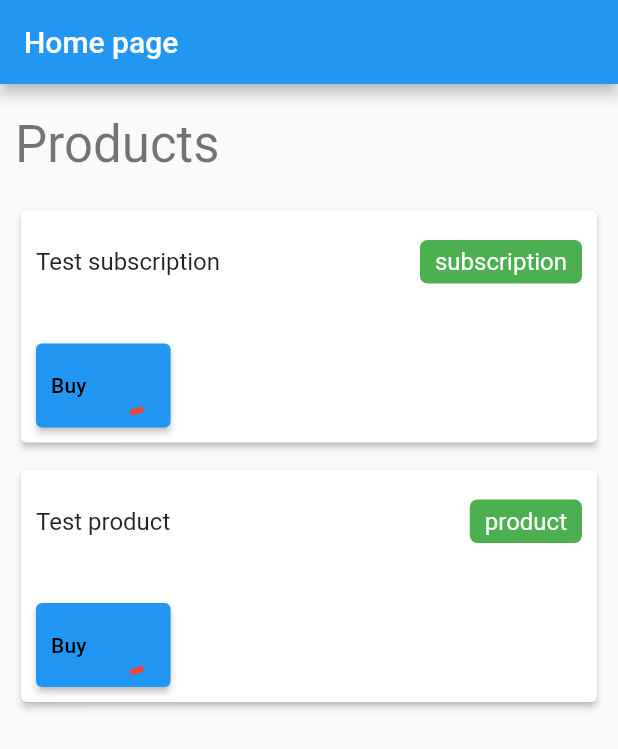
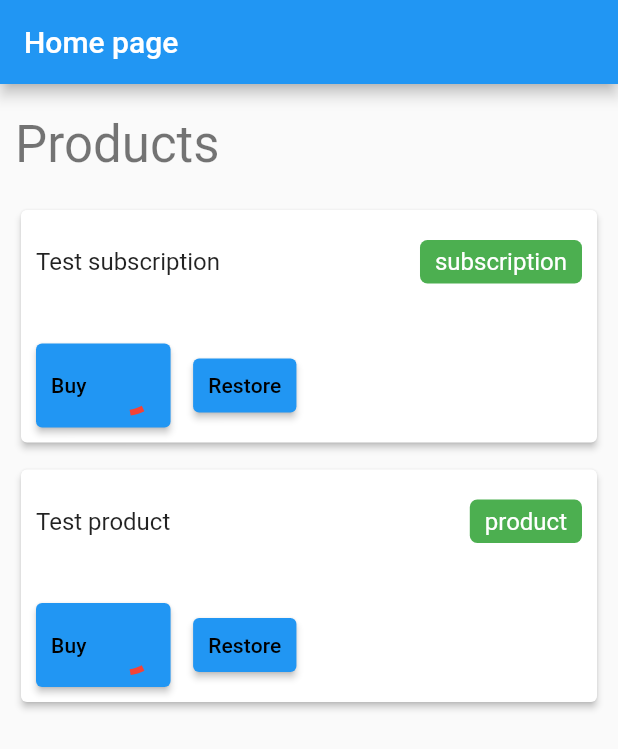
Before and after one commit to antonio-nicolau/flutter-in-app-purchase, a Flutter app: the screen it shows after launch, on a phone screen of 412 x 824 dp. Shown: the top 749 px of the screen. Run offline on Flutter 3.47's test engine with Material 2 defaults, Android fonts, the phone set to English and light mode, and no system bars; our stand-ins replace flutter_hooks, hooks_riverpod, in_app_purchase; missing offline and left inert: in_app_purchase_android, in_app_purchase_storekit.

Commit message:
Added restore purchase implementation

```diff
--- a/lib/app/core/services/interfaces/in_app_purchase.service.interface.dart
+++ b/lib/app/core/services/interfaces/in_app_purchase.service.interface.dart
@@ -3,5 +3,6 @@ import 'package:in_app_purchase_flutter/app/core/models/product.model.dart';
 
 abstract class IInAppPurchaseService {
   Future<List<ProductDetails>?> getProductsDetails(Set<String> productIds);
-  Future<bool> purchase(Product product, ProductDetails purchaseDetails);
+  Future<bool> purchase(Product product, ProductDetails productDetails);
+  Future<bool> restorePurchase();
 }
--- a/lib/app/features/home/widgets/product_card.widget.dart
+++ b/lib/app/features/home/widgets/product_card.widget.dart
@@ -1,6 +1,7 @@
 import 'package:flutter/material.dart';
 import 'package:in_app_purchase_flutter/app/features/home/widgets/buy_button.widget.dart';
 import 'package:in_app_purchase_flutter/app/core/models/product.model.dart';
+import 'package:in_app_purchase_flutter/app/features/home/widgets/restore_purchase_button.widget.dart';
 
 class ProductCard extends StatelessWidget {
   const ProductCard(this.product, {Key? key}) : super(key: key);
@@ -39,7 +40,13 @@ class ProductCard extends StatelessWidget {
                 ],
               ),
               const SizedBox(height: 40),
-              BuyButton(product),
+              Row(
+                children: [
+                  BuyButton(product),
+                  const SizedBox(width: 15),
+                  const RestorePurchaseButton(),
+                ],
+              )
             ],
           ),
         ),
--- /dev/null
+++ b/lib/app/features/home/widgets/restore_purchase_button.widget.dart
@@ -0,0 +1,18 @@
+import 'package:flutter/material.dart';
+import 'package:hooks_riverpod/hooks_riverpod.dart';
+import 'package:in_app_purchase_flutter/app/core/services/in_app_purchase.service.dart';
+
+class RestorePurchaseButton extends HookConsumerWidget {
+  const RestorePurchaseButton({Key? key}) : super(key: key);
+  @override
+  Widget build(BuildContext context, WidgetRef ref) {
+    return ElevatedButton(
+        onPressed: () async {
+          await ref.read(inAppPurchaseServiceprovider).restorePurchase();
+        },
+        style: ButtonStyle(
+          padding: MaterialStateProperty.all<EdgeInsets>(const EdgeInsets.all(10)),
+        ),
+        child: Text('Restore', style: Theme.of(context).textTheme.subtitle2));
+  }
+}
```
Also changed, not shown: lib/app/core/services/in_app_purchase.service.dart (+10 -0 lines).
